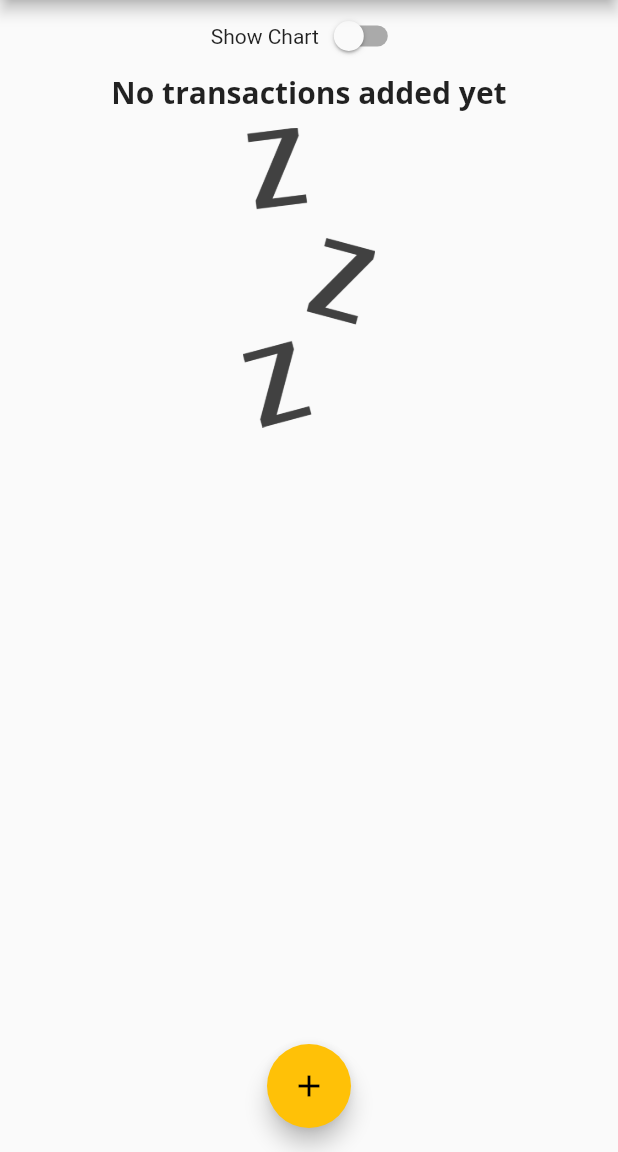
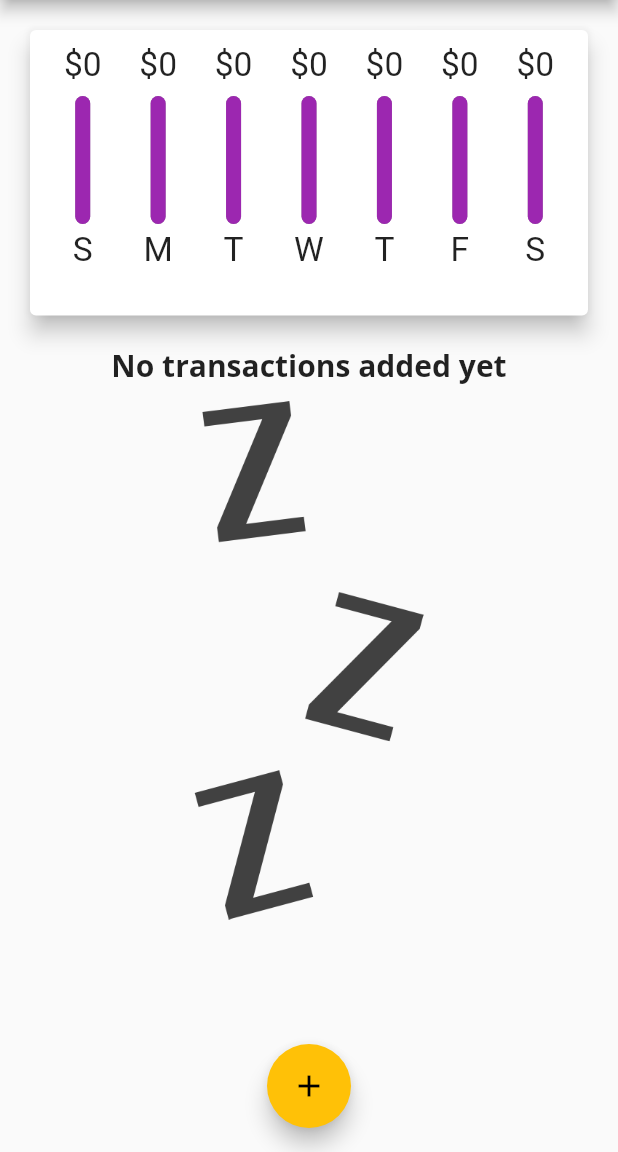
Before and after one commit to matifrancois/Expenses-Flutter-App, a Flutter app: the screen it shows after launch, on a phone screen of 412 x 824 dp, the part 84-1236 px from its top. Run offline on Flutter 3.47's test engine with Material 2 defaults, Android fonts, the phone set to English and light mode, and no system bars; statements that could not run were skipped.

```diff
--- a/lib/main.dart
+++ b/lib/main.dart
@@ -108,6 +108,9 @@ class _MyHomePageState extends State<MyHomePage> {
 
   @override
   Widget build(BuildContext context) {
+    //final debido a que cada vez que se renderiza la app no cambia.
+    final isLandscape =
+        MediaQuery.of(context).orientation == Orientation.landscape;
     //guardo la appBar en una variable ya que asi podemos tener info del tamaño
     // de esta para controlar responsivemente el tamaño
     final appBar = AppBar(
@@ -119,6 +122,14 @@ class _MyHomePageState extends State<MyHomePage> {
         ),
       ],
     );
+
+    final txList = Container(
+        height: (MediaQuery.of(context).size.height -
+                appBar.preferredSize.height -
+                MediaQuery.of(context).padding.top) *
+            0.75,
+        child: TransactionList(_userTransactions, _deleteTransaction));
+
     return Scaffold(
       appBar: appBar,
       body: SingleChildScrollView(
@@ -127,6 +138,7 @@ class _MyHomePageState extends State<MyHomePage> {
           //mainAxisAlignment: MainAxisAlignment.start,
           crossAxisAlignment: CrossAxisAlignment.stretch,
           children: <Widget>[
+            if (isLandscape)
               Row(
                 mainAxisAlignment: MainAxisAlignment.center,
                 children: <Widget>[
@@ -141,6 +153,19 @@ class _MyHomePageState extends State<MyHomePage> {
                   ),
                 ],
               ),
+            if (!isLandscape)
+              Container(
+                  //aca lo que se hace es, al tamaño de la pantalla se le resta el tamañp
+                  // de la appBar utilizado y el tamaño de la barrita de notificaciones
+                  // que todos los celulares tienen donde se indica bateria hora etc
+                  // y a eso se le calcula un % del total que se utilizará para ello
+                  height: (MediaQuery.of(context).size.height -
+                          appBar.preferredSize.height -
+                          MediaQuery.of(context).padding.top) *
+                      0.3,
+                  child: Chart(_recentTransactions)),
+            if (!isLandscape) txList,
+            if (isLandscape)
               _showChart
                   ? Container(
                       //aca lo que se hace es, al tamaño de la pantalla se le resta el tamañp
@@ -150,15 +175,9 @@ class _MyHomePageState extends State<MyHomePage> {
                       height: (MediaQuery.of(context).size.height -
                               appBar.preferredSize.height -
                               MediaQuery.of(context).padding.top) *
-                        0.25,
+                          0.6,
                       child: Chart(_recentTransactions))
-                : Container(
-                    height: (MediaQuery.of(context).size.height -
-                            appBar.preferredSize.height -
-                            MediaQuery.of(context).padding.top) *
-                        0.75,
-                    child:
-                        TransactionList(_userTransactions, _deleteTransaction)),
+                  : txList,
           ],
         ),
       ),
--- a/lib/widgets/transaction_list.dart
+++ b/lib/widgets/transaction_list.dart
@@ -19,7 +19,9 @@ class TransactionList extends StatelessWidget {
     // y el segundo parametro de listview.buider es itemCount, que representa la
     // cantidad de veces que queremos que se repita el item.
     return transactions.isEmpty
-        ? Column(
+        ? LayoutBuilder(
+            builder: (ctx, constraints) {
+              return Column(
                 children: <Widget>[
                   Text(
                     'No transactions added yet',
@@ -31,12 +33,14 @@ class TransactionList extends StatelessWidget {
                   ),
                   // Esto es para meter la imagen, fit para que se acople al tamaño
                   Container(
-                  height: 200,
+                      height: constraints.maxHeight * 0.6,
                       child: Image.asset(
                         'Assets/Images/waiting.png',
                         fit: BoxFit.cover,
                       )),
                 ],
+              );
+            },
           )
         : ListView.builder(
             itemBuilder: (ctx, index) {
```
Lines whose indentation alone changed are shown as unchanged.
